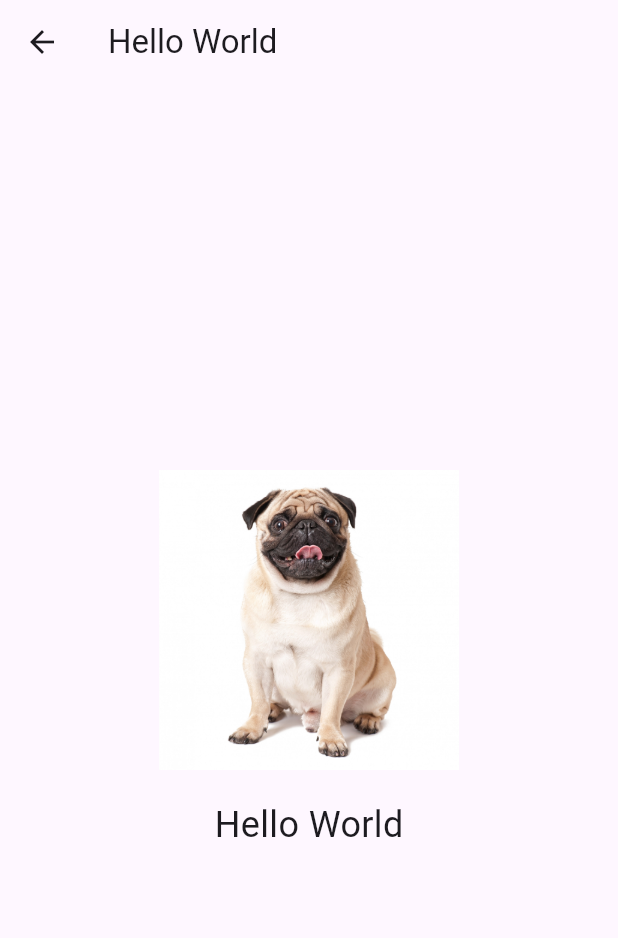
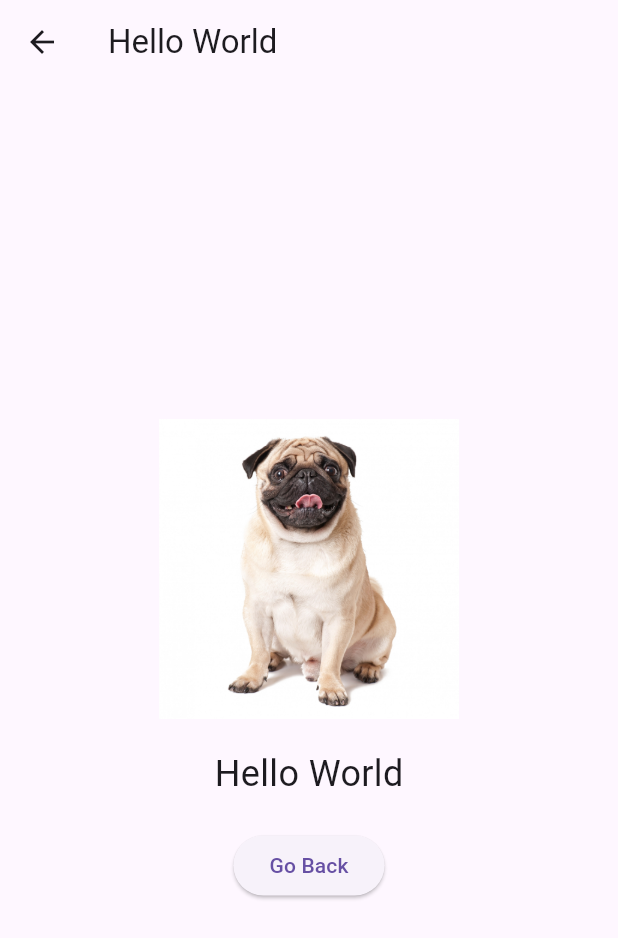
Before and after one commit to robbxi/repofor4330, a Flutter app: the SecondPage screen opened directly, on a phone screen of 412 x 824 dp. Shown: the top 938 px of the screen. Run offline on Flutter 3.47's test engine with Material 3 defaults, Android fonts, the phone set to English and light mode, and no system bars.

Commit message:
button added

```diff
--- a/lib/main.dart
+++ b/lib/main.dart
@@ -69,6 +69,14 @@ class SecondPage extends StatelessWidget {
               "Hello World",
               style: TextStyle(fontSize: 24),
             ),
+            const SizedBox(height: 20),
+            ElevatedButton(
+              onPressed: () {
+                // Navigate back to the HomePage.
+                Navigator.pop(context);
+              },
+              child: const Text("Go Back"),
+            ),
           ],
         ),
       ),
```
